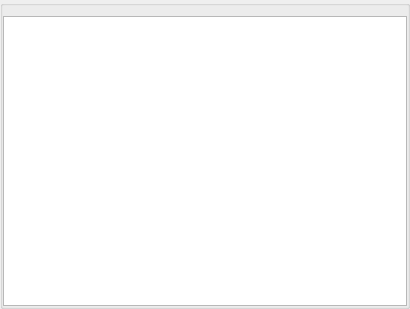
Above: qt-ui/tableview.ui from subsurface/subsurface before the change. Below: the same form after it.
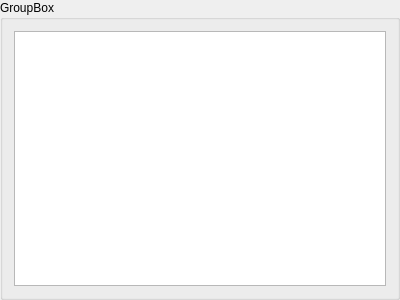
That is the form after the change.

Commit message:
Fix plus icon position based on the theme
I hope this time I got it right. basically, the old code
tried to guess where the plus icon should be with a fairly
bad set of defauults.

This one patch asks for the Qt style where everything is and
uses that knowledge to make it be in a more sane position.

What changed in the file:
```diff
--- a/qt-ui/tableview.ui
+++ b/qt-ui/tableview.ui
@@ -1,48 +1,24 @@
 <?xml version="1.0" encoding="UTF-8"?>
 <ui version="4.0">
  <class>TableView</class>
- <widget class="QWidget" name="TableView">
+ <widget class="QGroupBox" name="TableView">
   <property name="geometry">
    <rect>
     <x>0</x>
     <y>0</y>
-    <width>410</width>
-    <height>309</height>
+    <width>400</width>
+    <height>300</height>
    </rect>
   </property>
-  <layout class="QHBoxLayout" name="horizontalLayout_2">
-   <property name="spacing">
-    <number>0</number>
-   </property>
-   <property name="margin">
-    <number>0</number>
-   </property>
+  <property name="windowTitle">
+   <string>GroupBox</string>
+  </property>
+  <property name="title">
+   <string>GroupBox</string>
+  </property>
+  <layout class="QVBoxLayout" name="verticalLayout">
    <item>
-    <widget class="QGroupBox" name="groupBox">
-     <property name="title">
-      <string/>
-     </property>
-     <layout class="QHBoxLayout" name="horizontalLayout">
-      <property name="spacing">
-       <number>0</number>
-      </property>
-      <property name="leftMargin">
-       <number>0</number>
-      </property>
-      <property name="topMargin">
-       <number>10</number>
-      </property>
-      <property name="rightMargin">
-       <number>0</number>
-      </property>
-      <property name="bottomMargin">
-       <number>0</number>
-      </property>
-      <item>
-       <widget class="QTableView" name="tableView"/>
-      </item>
-     </layout>
-    </widget>
+    <widget class="QTableView" name="tableView"/>
    </item>
   </layout>
  </widget>
```
The commit also changes 2 other files.
